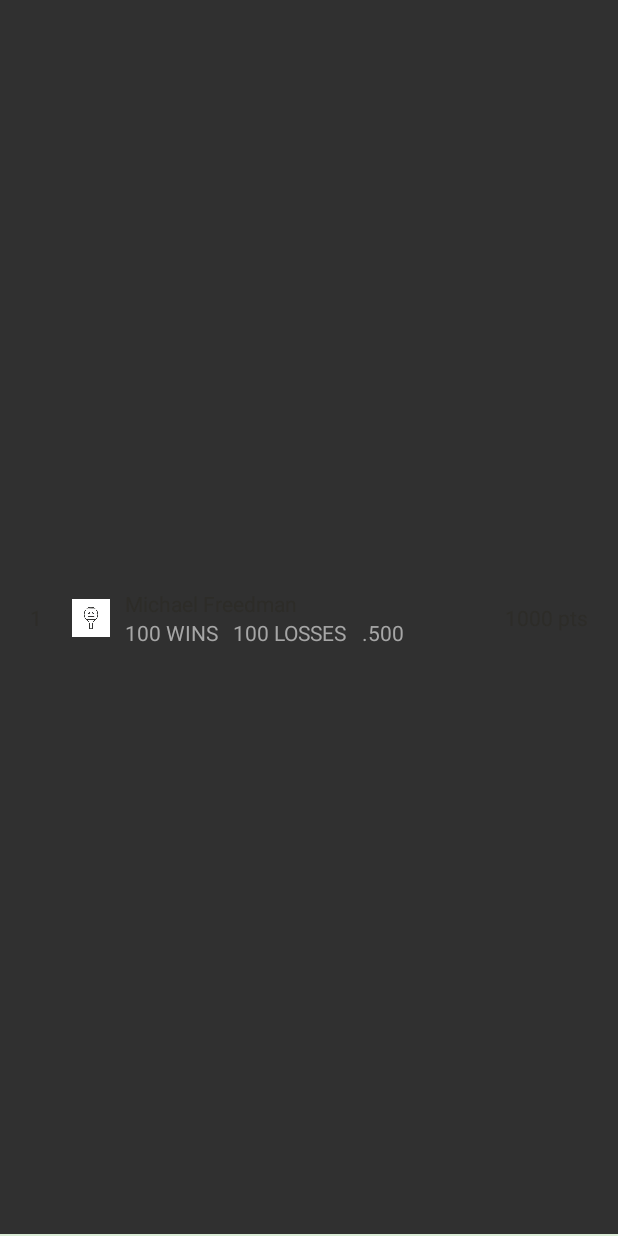
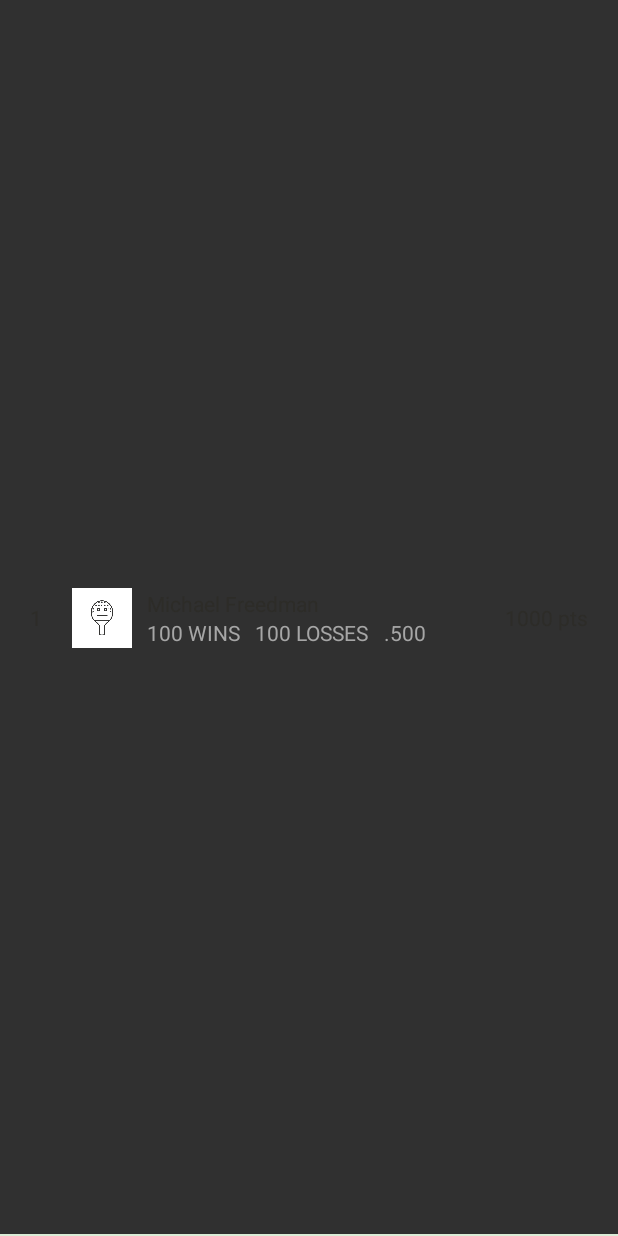
Before and after one commit to pivotal-sydney/racquet-android, an Android app: the layout view_leaderboard_major_item.xml on its own in the app's theme, with its tools: preview values and no code run, on a phone screen of 412 x 824 dp. Run offline under Robolectric (Android 15) with nearby library versions, the light colour scheme and no system bars.

Commit message:
Update image sizes to use a dimension.  Fix an issue where recycling the leaderboard minor item would continuously add more items

```diff
--- a/app/src/main/java/io/pivotal/racquetandroid/adapter/LeaderboardAdapter.java
+++ b/app/src/main/java/io/pivotal/racquetandroid/adapter/LeaderboardAdapter.java
@@ -96,18 +96,18 @@ public class LeaderboardAdapter extends RecyclerView.Adapter<RecyclerView.ViewHo
         @Bind(R.id.minor_list)
         LinearLayout list;
 
-        @Bind(R.id.profile)
-        ImageView profile;
         private final LinearLayout.LayoutParams params;
 
         public MinorLeaguesViewHolder(View itemView) {
             super(itemView);
             ButterKnife.bind(this, itemView);
-            params = (LinearLayout.LayoutParams) profile.getLayoutParams();
+            Resources resources = itemView.getResources();
+            params = new LinearLayout.LayoutParams(0, resources.getDimensionPixelSize(R.dimen.profile_size_small), 1);
         }
 
         public void bind(List<Ranking> minors, Picasso picasso) {
             int size = Math.min(minors.size(), 8);
+            list.removeAllViews();
             for (int i = 0; i < size; i++) {
                 ImageView imageView = new ImageView(itemView.getContext());
                 imageView.setLayoutParams(params);
--- a/app/src/main/res/layout/view_filtered_player.xml
+++ b/app/src/main/res/layout/view_filtered_player.xml
@@ -9,8 +9,8 @@
     <ImageView
         android:layout_centerVertical="true"
         android:id="@+id/profile"
-        android:layout_width="25dp"
-        android:layout_height="25dp"
+        android:layout_width="@dimen/profile_size_small"
+        android:layout_height="@dimen/profile_size_small"
         android:layout_marginRight="10dp"/>
 
     <TextView
--- a/app/src/main/res/layout/view_leaderboard_major_item.xml
+++ b/app/src/main/res/layout/view_leaderboard_major_item.xml
@@ -15,8 +15,8 @@
 
     <ImageView
         android:id="@+id/profile"
-        android:layout_width="25dp"
-        android:layout_height="25dp"
+        android:layout_width="@dimen/profile_size_small"
+        android:layout_height="@dimen/profile_size_small"
         android:layout_centerVertical="true"
         android:layout_toRightOf="@+id/rank"
         tools:src="@drawable/club" />
--- a/app/src/main/res/layout/view_profile.xml
+++ b/app/src/main/res/layout/view_profile.xml
@@ -7,8 +7,8 @@
 
     <ImageView
         android:id="@+id/profile_image"
-        android:layout_width="70dp"
-        android:layout_height="70dp"
+        android:layout_width="@dimen/profile_size_large"
+        android:layout_height="@dimen/profile_size_large"
         android:layout_gravity="center" />
 
     <TextView
--- a/app/src/main/res/values/dimens.xml
+++ b/app/src/main/res/values/dimens.xml
@@ -4,4 +4,6 @@
     <dimen name="grid_spacing">1dp</dimen>
     <dimen name="t11">11sp</dimen>
     <dimen name="padding_width">20dp</dimen>
+    <dimen name="profile_size_small">40dp</dimen>
+    <dimen name="profile_size_large">75dp</dimen>
 </resources>
```
Also changed, not shown: app/src/main/res/layout/view_leaderboard_minor.xml (+1 -11 lines), 1 other file.
